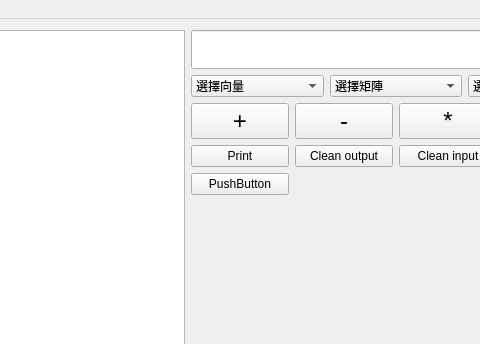
Before: the Qt Designer form mainwindow.ui in B10215029/linearcalc, drawn with Qt 5; both pictures show x 237 to 717 and y 0 to 344 of the 849 by 630 pixel window.
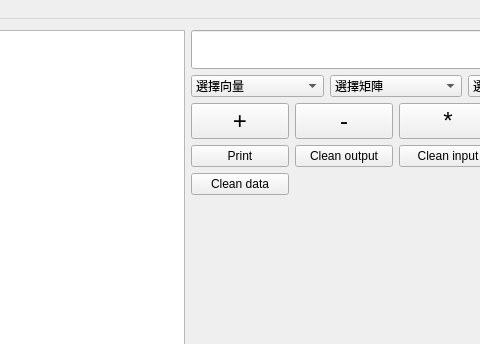
After: the same form once the commit is applied.

Commit message: 增加清除

Diff of the .ui file:
```diff
--- a/mainwindow.ui
+++ b/mainwindow.ui
@@ -201,7 +201,7 @@
         <item row="5" column="0">
          <widget class="QPushButton" name="pushButton_10">
           <property name="text">
-           <string>PushButton</string>
+           <string>Clean data</string>
           </property>
          </widget>
         </item>
```
Left out of the diff: 2 changed lines with no effect on the pictures. The commit also changes 2 other files.
